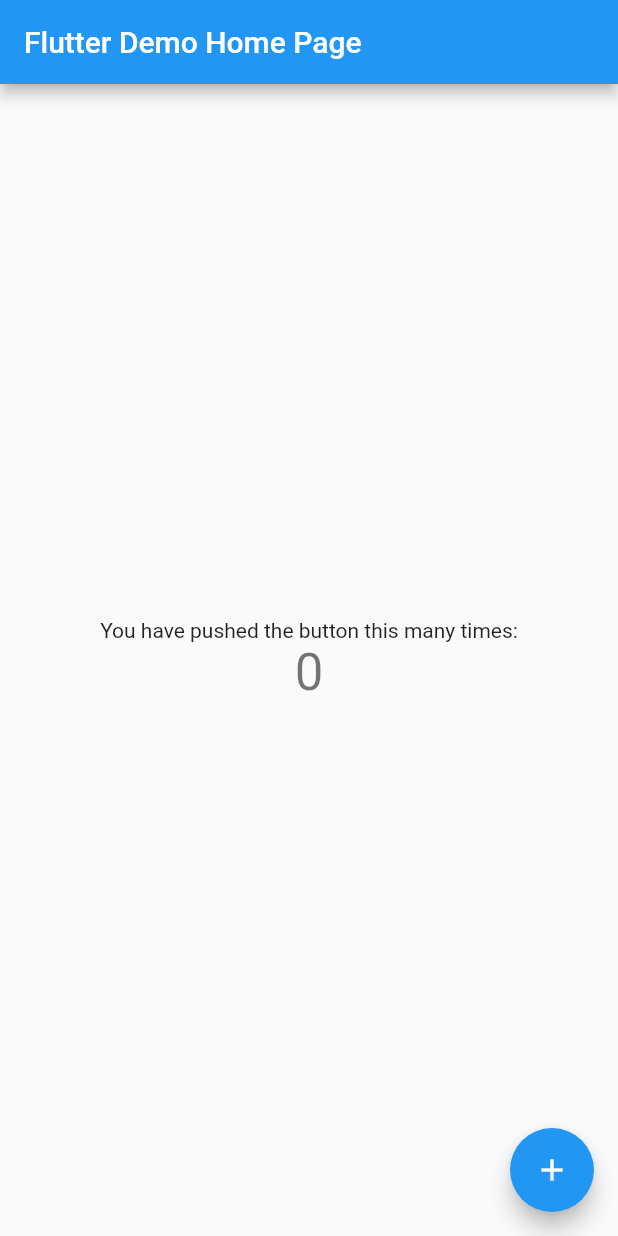
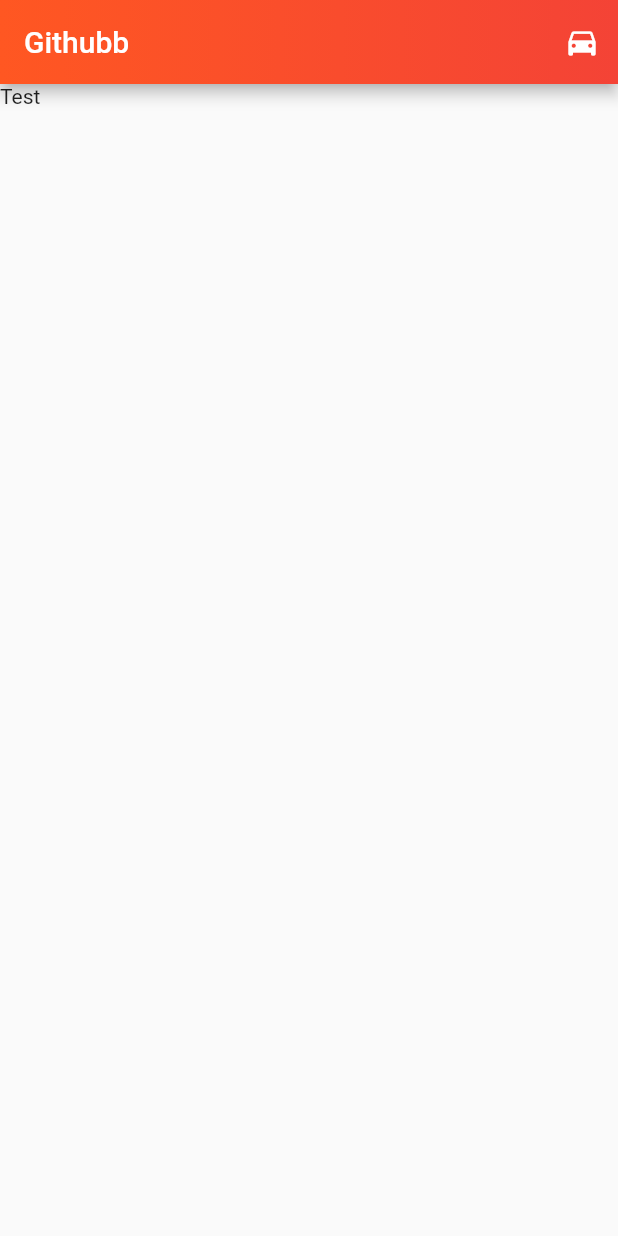
Before and after one commit to kreactnative/githubb, a Flutter app: the screen it shows after launch, on a phone screen of 412 x 824 dp. Run offline on Flutter 3.47's test engine with Material 2 defaults, Android fonts, the phone set to English and light mode, and no system bars; our stand-ins replace gradient_app_bar.

Commit message:
init tab

```diff
--- a/lib/main.dart
+++ b/lib/main.dart
@@ -1,111 +1,18 @@
 import 'package:flutter/material.dart';
+import 'package:githubb/screens/main_screen.dart';
 
 void main() => runApp(MyApp());
 
 class MyApp extends StatelessWidget {
-  // This widget is the root of your application.
   @override
   Widget build(BuildContext context) {
     return MaterialApp(
-      title: 'Flutter Demo',
+      title: 'Githubb',
+      debugShowCheckedModeBanner: false,
       theme: ThemeData(
-        // This is the theme of your application.
-        //
-        // Try running your application with "flutter run". You'll see the
-        // application has a blue toolbar. Then, without quitting the app, try
-        // changing the primarySwatch below to Colors.green and then invoke
-        // "hot reload" (press "r" in the console where you ran "flutter run",
-        // or simply save your changes to "hot reload" in a Flutter IDE).
-        // Notice that the counter didn't reset back to zero; the application
-        // is not restarted.
-        primarySwatch: Colors.blue,
+        primarySwatch: Colors.deepOrange,
       ),
-      home: MyHomePage(title: 'Flutter Demo Home Page'),
+      home: MainScreen(title: 'Main Screen'),
     );
   }
 }
-
-class MyHomePage extends StatefulWidget {
-  MyHomePage({Key key, this.title}) : super(key: key);
-
-  // This widget is the home page of your application. It is stateful, meaning
-  // that it has a State object (defined below) that contains fields that affect
-  // how it looks.
-
-  // This class is the configuration for the state. It holds the values (in this
-  // case the title) provided by the parent (in this case the App widget) and
-  // used by the build method of the State. Fields in a Widget subclass are
-  // always marked "final".
-
-  final String title;
-
-  @override
-  _MyHomePageState createState() => _MyHomePageState();
-}
-
-class _MyHomePageState extends State<MyHomePage> {
-  int _counter = 0;
-
-  void _incrementCounter() {
-    setState(() {
-      // This call to setState tells the Flutter framework that something has
-      // changed in this State, which causes it to rerun the build method below
-      // so that the display can reflect the updated values. If we changed
-      // _counter without calling setState(), then the build method would not be
-      // called again, and so nothing would appear to happen.
-      _counter++;
-    });
-  }
-
-  @override
-  Widget build(BuildContext context) {
-    // This method is rerun every time setState is called, for instance as done
-    // by the _incrementCounter method above.
-    //
-    // The Flutter framework has been optimized to make rerunning build methods
-    // fast, so that you can just rebuild anything that needs updating rather
-    // than having to individually change instances of widgets.
-    return Scaffold(
-      appBar: AppBar(
-        // Here we take the value from the MyHomePage object that was created by
-        // the App.build method, and use it to set our appbar title.
-        title: Text(widget.title),
-      ),
-      body: Center(
-        // Center is a layout widget. It takes a single child and positions it
-        // in the middle of the parent.
-        child: Column(
-          // Column is also layout widget. It takes a list of children and
-          // arranges them vertically. By default, it sizes itself to fit its
-          // children horizontally, and tries to be as tall as its parent.
-          //
-          // Invoke "debug painting" (press "p" in the console, choose the
-          // "Toggle Debug Paint" action from the Flutter Inspector in Android
-          // Studio, or the "Toggle Debug Paint" command in Visual Studio Code)
-          // to see the wireframe for each widget.
-          //
-          // Column has various properties to control how it sizes itself and
-          // how it positions its children. Here we use mainAxisAlignment to
-          // center the children vertically; the main axis here is the vertical
-          // axis because Columns are vertical (the cross axis would be
-          // horizontal).
-          mainAxisAlignment: MainAxisAlignment.center,
-          children: <Widget>[
-            Text(
-              'You have pushed the button this many times:',
-            ),
-            Text(
-              '$_counter',
-              style: Theme.of(context).textTheme.display1,
-            ),
-          ],
-        ),
-      ),
-      floatingActionButton: FloatingActionButton(
-        onPressed: _incrementCounter,
-        tooltip: 'Increment',
-        child: Icon(Icons.add),
-      ), // This trailing comma makes auto-formatting nicer for build methods.
-    );
-  }
-}
--- /dev/null
+++ b/lib/screens/main_screen.dart
@@ -0,0 +1,32 @@
+import 'package:flutter/material.dart';
+import 'package:gradient_app_bar/gradient_app_bar.dart';
+
+class MainScreen extends StatefulWidget {
+  MainScreen({Key key, this.title}) : super(key: key);
+  final String title;
+
+  @override
+  _MainScreenState createState() => _MainScreenState();
+}
+
+class _MainScreenState extends State<MainScreen> {
+  @override
+  Widget build(BuildContext context) {
+    return Scaffold(
+      appBar: new GradientAppBar(
+        title: new Text("Githubb"),
+        backgroundColorStart: Colors.deepOrange,
+        backgroundColorEnd: Colors.red,
+        actions: <Widget>[
+          IconButton(
+              icon: Icon(Icons.directions_car),
+              onPressed: () {
+                print("click");
+              },
+            ),
+        ],
+      ),
+      body: SafeArea(child: new Text("Test")),
+    );
+  }
+}
--- a/pubspec.yaml
+++ b/pubspec.yaml
@@ -20,6 +20,8 @@ dependencies:
   # Use with the CupertinoIcons class for iOS style icons.
   cupertino_icons: ^0.1.2
   flutter_swiper:
+  gradient_widgets:
+  gradient_app_bar:
 
 dev_dependencies:
   flutter_test:
```
Also changed, not shown: lib/tabs/item_screen.dart (added), lib/tabs/profile_screen.dart (added), lib/tabs/setting_screen.dart (added).
